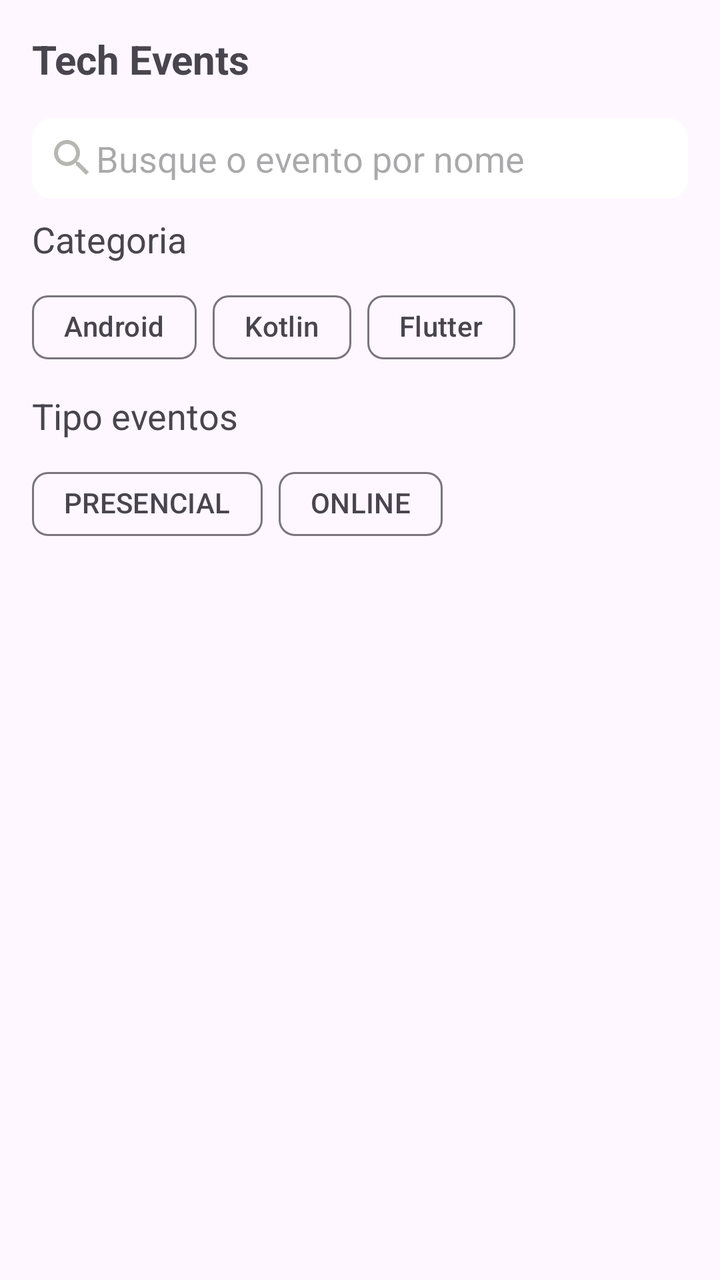
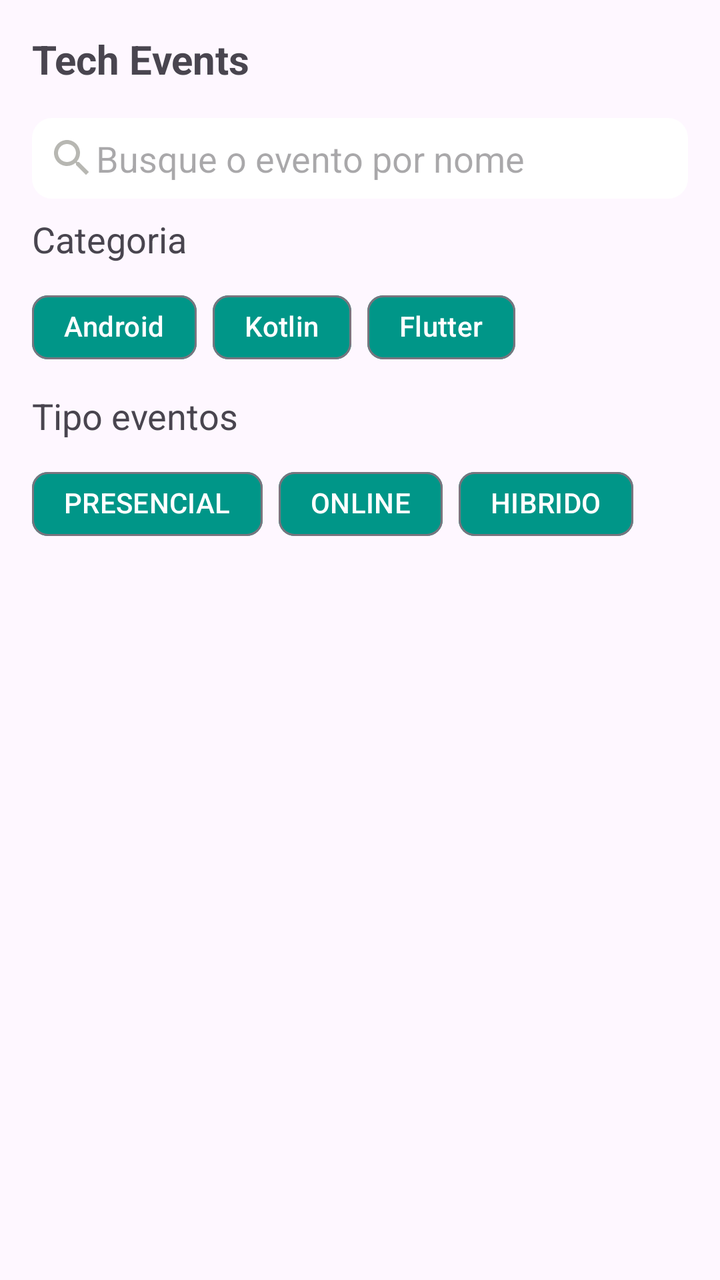

Two renders of the same Android screen: before a commit and after it. Below are the layout's source before the change and the commit's diff.
<!-- AndroidManifest.xml: application theme Theme.TechEvents -->
<!-- res/layout/activity_eventos.xml -->
<?xml version="1.0" encoding="utf-8"?>
<androidx.constraintlayout.widget.ConstraintLayout
    xmlns:android="http://schemas.android.com/apk/res/android"
    xmlns:app="http://schemas.android.com/apk/res-auto"
    xmlns:tools="http://schemas.android.com/tools"
    android:id="@+id/main"
    android:layout_width="match_parent"
    android:layout_height="match_parent"
    tools:context=".presentation.EventosActivity"
   >

    <TextView
        android:id="@+id/textView4"
        android:layout_width="wrap_content"
        android:layout_height="wrap_content"
        android:layout_marginStart="16dp"
        android:layout_marginTop="16dp"
        android:text="Tech Events"
        android:textSize="20sp"
        android:textStyle="bold"
        app:layout_constraintStart_toStartOf="parent"
        app:layout_constraintTop_toTopOf="parent" />

    <EditText
        android:id="@+id/editPesquisa"
        android:layout_width="0dp"
        android:layout_height="wrap_content"
        android:layout_marginStart="16dp"
        android:layout_marginTop="16dp"
        android:layout_marginEnd="16dp"
        android:ems="10"
        android:inputType="text"
        android:drawableStart="@drawable/ic_pesquisa"
        android:background="@drawable/fundo_edit_text"
        android:hint="Busque o evento por nome"
        android:padding="8dp"
        app:layout_constraintEnd_toEndOf="parent"
        app:layout_constraintStart_toStartOf="parent"
        app:layout_constraintTop_toBottomOf="@+id/textView4" />

    <TextView
        android:id="@+id/textView5"
        android:layout_width="wrap_content"
        android:layout_height="wrap_content"
        android:layout_marginStart="16dp"
        android:layout_marginTop="8dp"
        android:text="Categoria"
        android:textSize="18sp"
        app:layout_constraintStart_toStartOf="parent"
        app:layout_constraintTop_toBottomOf="@+id/editPesquisa" />

    <com.google.android.material.chip.ChipGroup
        android:id="@+id/chipGroupCategoria"
        android:layout_width="0dp"
        android:layout_height="wrap_content"
        android:layout_marginStart="16dp"
        android:layout_marginTop="8dp"
        android:layout_marginEnd="16dp"
        app:layout_constraintEnd_toEndOf="parent"
        app:layout_constraintStart_toStartOf="parent"
        app:layout_constraintTop_toBottomOf="@+id/textView5"
        app:singleSelection="true">

        <com.google.android.material.chip.Chip
            android:id="@+id/chipAndroid"
            style="@style/Widget.Material3.Chip.Filter"
            android:layout_width="wrap_content"
            android:layout_height="wrap_content"
            android:text="Android"
            app:checkedIconVisible="true" />

        <com.google.android.material.chip.Chip
            android:id="@+id/chipKotlin"
            style="@style/Widget.Material3.Chip.Filter"
            android:layout_width="wrap_content"
            android:layout_height="wrap_content"
            android:text="Kotlin" />

        <com.google.android.material.chip.Chip
            android:id="@+id/chipFlutter"
            style="@style/Widget.Material3.Chip.Filter"
            android:layout_width="wrap_content"
            android:layout_height="wrap_content"
            android:text="Flutter" />

    </com.google.android.material.chip.ChipGroup>

    <TextView
        android:id="@+id/textView6"
        android:layout_width="wrap_content"
        android:layout_height="wrap_content"
        android:layout_marginStart="16dp"
        android:layout_marginTop="8dp"
        android:text="Tipo eventos"
        android:textSize="18sp"
        app:layout_constraintStart_toStartOf="parent"
        app:layout_constraintTop_toBottomOf="@+id/chipGroupCategoria" />

    <com.google.android.material.chip.ChipGroup
        android:id="@+id/chipGroupTipoEvento"
        android:layout_width="0dp"
        android:layout_height="wrap_content"
        android:layout_marginStart="16dp"
        android:layout_marginTop="8dp"
        android:layout_marginEnd="16dp"
        app:layout_constraintEnd_toEndOf="parent"
        app:layout_constraintStart_toStartOf="parent"
        app:layout_constraintTop_toBottomOf="@+id/textView6"
        app:singleSelection="true">

        <com.google.android.material.chip.Chip
            android:id="@+id/chipPresencial"
            style="@style/Widget.Material3.Chip.Filter"
            android:layout_width="wrap_content"
            android:layout_height="wrap_content"
            android:text="PRESENCIAL"
            app:checkedIconVisible="true" />

        <com.google.android.material.chip.Chip
            android:id="@+id/chipOnline"
            style="@style/Widget.Material3.Chip.Filter"
            android:layout_width="wrap_content"
            android:layout_height="wrap_content"
            android:text="ONLINE" />



    </com.google.android.material.chip.ChipGroup>

    <androidx.recyclerview.widget.RecyclerView
        android:id="@+id/rvEventos"
        android:layout_width="0dp"
        android:layout_height="0dp"
        android:layout_marginStart="16dp"
        android:layout_marginEnd="16dp"
        android:layout_marginBottom="8dp"
        app:layout_constraintBottom_toBottomOf="parent"
        app:layout_constraintEnd_toEndOf="parent"
        app:layout_constraintStart_toStartOf="parent"
        app:layout_constraintTop_toBottomOf="@+id/chipGroupTipoEvento"
        tools:listitem="@layout/item_evento" />


</androidx.constraintlayout.widget.ConstraintLayout>
<!-- res/layout/item_evento.xml (included above) -->
<?xml version="1.0" encoding="utf-8"?>
<androidx.cardview.widget.CardView
    android:layout_width="match_parent"
    android:layout_height="wrap_content"
    xmlns:android="http://schemas.android.com/apk/res/android"
    xmlns:app="http://schemas.android.com/apk/res-auto"
    xmlns:tools="http://schemas.android.com/tools"
    android:layout_margin="8dp"
    app:cardCornerRadius="10dp"
    >

    <androidx.constraintlayout.widget.ConstraintLayout
        android:layout_width="match_parent"
        android:layout_height="match_parent"
        android:padding="10dp">

        <TextView
            android:id="@+id/tvCategoriaItem"
            android:layout_width="wrap_content"
            android:layout_height="wrap_content"
            android:layout_marginStart="16dp"
            android:layout_marginTop="16dp"
            android:text="Categoria"
            android:padding="8dp"
            android:textColor="@color/white"
            android:background="@drawable/fundo_tv_categoria"
            app:layout_constraintStart_toStartOf="parent"
            app:layout_constraintTop_toTopOf="parent" />

        <TextView
            android:id="@+id/tvTituloEventoItem"
            android:layout_width="0dp"
            android:layout_height="wrap_content"
            android:layout_marginStart="16dp"
            android:layout_marginTop="8dp"
            android:layout_marginEnd="16dp"
            android:text="Android Submit Summit 2026"
            android:textSize="20sp"
            android:textStyle="bold"
            app:layout_constraintEnd_toEndOf="parent"
            app:layout_constraintStart_toStartOf="parent"
            app:layout_constraintTop_toBottomOf="@+id/tvCategoriaItem" />

        <TextView
            android:id="@+id/tvDataEventoItem"
            android:layout_width="0dp"
            android:layout_height="wrap_content"
            android:layout_marginStart="16dp"
            android:layout_marginTop="8dp"
            android:text="15 de novembro de 2026"
            android:drawableLeft="@drawable/ic_calendar"
            app:layout_constraintStart_toStartOf="parent"
            app:layout_constraintTop_toBottomOf="@+id/tvTituloEventoItem" />

        <TextView
            android:id="@+id/tvHoraEventoItem"
            android:layout_width="wrap_content"
            android:layout_height="wrap_content"
            android:layout_marginStart="16dp"
            android:text="19:00"
            android:drawableLeft="@drawable/ic_clock"
            app:layout_constraintBottom_toBottomOf="@+id/tvDataEventoItem"
            app:layout_constraintStart_toEndOf="@+id/tvDataEventoItem"
            app:layout_constraintTop_toTopOf="@+id/tvDataEventoItem" />

        <TextView
            android:id="@+id/tvLocalEventoItem"
            android:layout_width="wrap_content"
            android:layout_height="wrap_content"
            android:layout_marginStart="16dp"
            android:layout_marginTop="8dp"
            android:text="Centro de Convenções Fiesp"
            android:drawableLeft="@drawable/ic_location"
            app:layout_constraintStart_toStartOf="parent"
            app:layout_constraintTop_toBottomOf="@+id/tvDataEventoItem" />

        <TextView
            android:id="@+id/tvCidadeEventoItem"
            android:layout_width="wrap_content"
            android:layout_height="wrap_content"
            android:layout_marginStart="16dp"
            android:layout_marginTop="8dp"
            android:text="São Paulo"
            app:layout_constraintStart_toStartOf="parent"
            app:layout_constraintTop_toBottomOf="@+id/tvLocalEventoItem" />

        <TextView
            android:id="@+id/tvEstadoEventoItem"
            android:layout_width="wrap_content"
            android:layout_height="wrap_content"
            android:layout_marginStart="16dp"
            android:text="sp"
            app:layout_constraintBottom_toBottomOf="@+id/tvCidadeEventoItem"
            app:layout_constraintStart_toEndOf="@+id/tvCidadeEventoItem"
            app:layout_constraintTop_toTopOf="@+id/tvCidadeEventoItem" />

        <View
            android:id="@+id/divider"
            android:layout_width="0dp"
            android:layout_height="1dp"
            android:layout_marginStart="16dp"
            android:layout_marginTop="8dp"
            android:layout_marginEnd="16dp"
            android:background="?android:attr/listDivider"
            app:layout_constraintEnd_toEndOf="parent"
            app:layout_constraintStart_toStartOf="parent"
            app:layout_constraintTop_toBottomOf="@+id/tvCidadeEventoItem" />

        <TextView
            android:id="@+id/tvPrecoEventoItem"
            android:layout_width="wrap_content"
            android:layout_height="wrap_content"
            android:layout_marginStart="16dp"
            android:layout_marginTop="8dp"
            android:text="Grátis"
            android:textColor="@color/verde"
            app:layout_constraintStart_toStartOf="parent"
            app:layout_constraintTop_toBottomOf="@+id/divider" />

        <TextView
            android:id="@+id/tvTipoEventoItem"
            android:layout_width="wrap_content"
            android:layout_height="wrap_content"
            android:layout_marginTop="8dp"
            android:layout_marginEnd="16dp"
            android:text="Presencial"
            app:layout_constraintEnd_toEndOf="parent"
            app:layout_constraintTop_toBottomOf="@+id/divider" />
    </androidx.constraintlayout.widget.ConstraintLayout>

</androidx.cardview.widget.CardView>
<!-- resources referenced by this layout -->
<resources>
  <color name="verde">#009688</color>
  <color name="white">#FFFFFFFF</color>
  <!-- drawable fundo_edit_text (drawable) -->
  <?xml version="1.0" encoding="utf-8"?>
  <shape xmlns:android="http://schemas.android.com/apk/res/android"
      android:shape="rectangle">
  
      <solid android:color="@color/white" />
      <corners android:radius="10dp" />
  
  </shape>
  <!-- drawable fundo_tv_categoria (drawable) -->
  <?xml version="1.0" encoding="utf-8"?>
  <shape xmlns:android="http://schemas.android.com/apk/res/android"
      android:shape="rectangle">
  
      <solid android:color="@color/verde" />
      <corners android:radius="14dp" />
  
  </shape>
  <!-- drawable ic_calendar (drawable) -->
  <vector xmlns:android="http://schemas.android.com/apk/res/android" android:height="24dp" android:tint="#509CE0" android:viewportHeight="24" android:viewportWidth="24" android:width="24dp">
        
      <path android:fillColor="@android:color/white" android:pathData="M19,4h-1V2h-2v2H8V2H6v2H5C3.89,4 3.01,4.9 3.01,6L3,20c0,1.1 0.89,2 2,2h14c1.1,0 2,-0.9 2,-2V6C21,4.9 20.1,4 19,4zM19,20H5V10h14V20zM9,14H7v-2h2V14zM13,14h-2v-2h2V14zM17,14h-2v-2h2V14zM9,18H7v-2h2V18zM13,18h-2v-2h2V18zM17,18h-2v-2h2V18z"/>
      
  </vector>
  <!-- drawable ic_location (drawable) -->
  <vector xmlns:android="http://schemas.android.com/apk/res/android" android:height="24dp" android:tint="#787880" android:viewportHeight="24" android:viewportWidth="24" android:width="24dp">
        
      <path android:fillColor="@android:color/white" android:pathData="M12,2C8.13,2 5,5.13 5,9c0,5.25 7,13 7,13s7,-7.75 7,-13c0,-3.87 -3.13,-7 -7,-7zM12,11.5c-1.38,0 -2.5,-1.12 -2.5,-2.5s1.12,-2.5 2.5,-2.5 2.5,1.12 2.5,2.5 -1.12,2.5 -2.5,2.5z"/>
      
  </vector>
  <!-- drawable ic_pesquisa (drawable) -->
  <vector xmlns:android="http://schemas.android.com/apk/res/android" android:height="24dp" android:tint="#B7B7B2" android:viewportHeight="24" android:viewportWidth="24" android:width="24dp">
        
      <path android:fillColor="@android:color/white" android:pathData="M15.5,14h-0.79l-0.28,-0.27C15.41,12.59 16,11.11 16,9.5 16,5.91 13.09,3 9.5,3S3,5.91 3,9.5 5.91,16 9.5,16c1.61,0 3.09,-0.59 4.23,-1.57l0.27,0.28v0.79l5,4.99L20.49,19l-4.99,-5zM9.5,14C7.01,14 5,11.99 5,9.5S7.01,5 9.5,5 14,7.01 14,9.5 11.99,14 9.5,14z"/>
      
  </vector>
  <style name="Theme.TechEvents" parent="Base.Theme.TechEvents" />
  <style name="Base.Theme.TechEvents" parent="Theme.Material3.DayNight.NoActionBar">
          
          
      </style>
  <!-- unchanged entries left out for length: 1 -->
</resources>

<!-- the commit's change to res/layout/activity_eventos.xml (unified diff, before → after) -->
@@ -6,7 +6,7 @@
     android:id="@+id/main"
     android:layout_width="match_parent"
     android:layout_height="match_parent"
-    tools:context=".presentation.EventosActivity"
+    tools:context=".presentation.view.EventosActivity"
    >
 
     <TextView
@@ -34,6 +34,7 @@
         android:background="@drawable/fundo_edit_text"
         android:hint="Busque o evento por nome"
         android:padding="8dp"
+        android:imeOptions="actionSearch"
         app:layout_constraintEnd_toEndOf="parent"
         app:layout_constraintStart_toStartOf="parent"
         app:layout_constraintTop_toBottomOf="@+id/textView4" />
@@ -67,6 +68,8 @@
             android:layout_width="wrap_content"
             android:layout_height="wrap_content"
             android:text="Android"
+            android:textColor="@color/white"
+            app:chipBackgroundColor="@drawable/fundo_chip"
             app:checkedIconVisible="true" />
 
         <com.google.android.material.chip.Chip
@@ -74,6 +77,8 @@
             style="@style/Widget.Material3.Chip.Filter"
             android:layout_width="wrap_content"
             android:layout_height="wrap_content"
+            android:textColor="@color/white"
+            app:chipBackgroundColor="@drawable/fundo_chip"
             android:text="Kotlin" />
 
         <com.google.android.material.chip.Chip
@@ -81,6 +86,8 @@
             style="@style/Widget.Material3.Chip.Filter"
             android:layout_width="wrap_content"
             android:layout_height="wrap_content"
+            android:textColor="@color/white"
+            app:chipBackgroundColor="@drawable/fundo_chip"
             android:text="Flutter" />
 
     </com.google.android.material.chip.ChipGroup>
@@ -106,7 +113,7 @@
         app:layout_constraintEnd_toEndOf="parent"
         app:layout_constraintStart_toStartOf="parent"
         app:layout_constraintTop_toBottomOf="@+id/textView6"
-        app:singleSelection="true">
+        app:singleSelection="false">
 
         <com.google.android.material.chip.Chip
             android:id="@+id/chipPresencial"
@@ -114,6 +121,8 @@
             android:layout_width="wrap_content"
             android:layout_height="wrap_content"
             android:text="PRESENCIAL"
+            android:textColor="@color/white"
+            app:chipBackgroundColor="@drawable/fundo_chip"
             app:checkedIconVisible="true" />
 
         <com.google.android.material.chip.Chip
@@ -121,7 +130,18 @@
             style="@style/Widget.Material3.Chip.Filter"
             android:layout_width="wrap_content"
             android:layout_height="wrap_content"
+            android:textColor="@color/white"
+            app:chipBackgroundColor="@drawable/fundo_chip"
             android:text="ONLINE" />
+
+        <com.google.android.material.chip.Chip
+            android:id="@+id/chipHibrido"
+            style="@style/Widget.Material3.Chip.Filter"
+            android:layout_width="wrap_content"
+            android:layout_height="wrap_content"
+            android:textColor="@color/white"
+            app:chipBackgroundColor="@drawable/fundo_chip"
+            android:text="HIBRIDO" />
 
 
 
@@ -139,6 +159,48 @@
         app:layout_constraintStart_toStartOf="parent"
         app:layout_constraintTop_toBottomOf="@+id/chipGroupTipoEvento"
         tools:listitem="@layout/item_evento" />
+
+    <ProgressBar
+        android:id="@+id/progressBarCircula"
+        style="?android:attr/progressBarStyle"
+        android:layout_width="wrap_content"
+        android:layout_height="wrap_content"
+        android:layout_marginBottom="16dp"
+        android:visibility="gone"
+        app:layout_constraintBottom_toBottomOf="parent"
+        app:layout_constraintEnd_toEndOf="parent"
+        app:layout_constraintStart_toStartOf="parent" />
+
+    <LinearLayout
+        android:id="@+id/containerTelaError"
+        android:layout_width="0dp"
+        android:layout_height="0dp"
+        android:layout_marginStart="16dp"
+        android:layout_marginTop="16dp"
+        android:layout_marginEnd="16dp"
+        android:layout_marginBottom="16dp"
+        android:orientation="vertical"
+        android:gravity="center"
+        android:visibility="gone"
+        app:layout_constraintBottom_toBottomOf="@+id/rvEventos"
+        app:layout_constraintEnd_toEndOf="parent"
+        app:layout_constraintStart_toStartOf="parent"
+        app:layout_constraintTop_toBottomOf="@+id/chipGroupTipoEvento">
+
+        <ImageView
+            android:layout_width="50dp"
+            android:layout_height="50dp"
+            android:src="@drawable/ic_error" />
+
+        <TextView
+            android:layout_width="match_parent"
+            android:layout_height="wrap_content"
+            android:text="Nenhum evento encontrado. \n Por favor, tente novamente mais tarde."
+            android:gravity="center"
+            android:textSize="18sp"/>
+
+
+    </LinearLayout>
 
 
 </androidx.constraintlayout.widget.ConstraintLayout>
@@ -168,7 +230,7 @@
             android:text="Categoria"
             android:padding="8dp"
             android:textColor="@color/white"
-            android:background="@drawable/fundo_tv_categoria"
+            android:background="@drawable/fundo_tv_categoria_android"
             app:layout_constraintStart_toStartOf="parent"
             app:layout_constraintTop_toTopOf="parent" />
 
<!-- resource entries referenced after the edit -->
@@ -2,6 +2,17 @@
 <resources>
   <color name="verde">#009688</color>
   <color name="white">#FFFFFFFF</color>
+  <!-- drawable fundo_chip (drawable) -->
+  <?xml version="1.0" encoding="utf-8"?>
+  <selector xmlns:android="http://schemas.android.com/apk/res/android">
+  
+      <item android:state_checked="true"
+           android:color="@color/laranja" />
+  
+      <item android:color="@color/verde"  />
+  
+  
+  </selector>
   <!-- drawable fundo_edit_text (drawable) -->
   <?xml version="1.0" encoding="utf-8"?>
   <shape xmlns:android="http://schemas.android.com/apk/res/android"
@@ -11,7 +22,7 @@
       <corners android:radius="10dp" />
   
   </shape>
-  <!-- drawable fundo_tv_categoria (drawable) -->
+  <!-- drawable fundo_tv_categoria_android (drawable) -->
   <?xml version="1.0" encoding="utf-8"?>
   <shape xmlns:android="http://schemas.android.com/apk/res/android"
       android:shape="rectangle">
@@ -24,6 +35,12 @@
   <vector xmlns:android="http://schemas.android.com/apk/res/android" android:height="24dp" android:tint="#509CE0" android:viewportHeight="24" android:viewportWidth="24" android:width="24dp">
         
       <path android:fillColor="@android:color/white" android:pathData="M19,4h-1V2h-2v2H8V2H6v2H5C3.89,4 3.01,4.9 3.01,6L3,20c0,1.1 0.89,2 2,2h14c1.1,0 2,-0.9 2,-2V6C21,4.9 20.1,4 19,4zM19,20H5V10h14V20zM9,14H7v-2h2V14zM13,14h-2v-2h2V14zM17,14h-2v-2h2V14zM9,18H7v-2h2V18zM13,18h-2v-2h2V18zM17,18h-2v-2h2V18z"/>
+      
+  </vector>
+  <!-- drawable ic_error (drawable) -->
+  <vector xmlns:android="http://schemas.android.com/apk/res/android" android:height="24dp" android:tint="#565652" android:viewportHeight="24" android:viewportWidth="24" android:width="24dp">
+        
+      <path android:fillColor="@android:color/white" android:pathData="M12,7c-3.31,0 -6,2.69 -6,6c0,1.66 0.68,3.15 1.76,4.24l1.42,-1.42C8.45,15.1 8,14.11 8,13c0,-2.21 1.79,-4 4,-4s4,1.79 4,4c0,1.11 -0.45,2.1 -1.18,2.82l1.42,1.42C17.32,16.15 18,14.66 18,13C18,9.69 15.31,7 12,7zM12,3C6.48,3 2,7.48 2,13c0,2.76 1.12,5.26 2.93,7.07l1.42,-1.42C4.9,17.21 4,15.21 4,13c0,-4.42 3.58,-8 8,-8c2.53,0 4.78,1.17 6.24,3h2.42C18.93,5.01 15.7,3 12,3zM12,11c-1.1,0 -2,0.9 -2,2c0,0.55 0.23,1.05 0.59,1.41C10.95,14.77 11.45,15 12,15s1.05,-0.23 1.41,-0.59C13.77,14.05 14,13.55 14,13C14,11.9 13.1,11 12,11zM20,10h2v6h-2V10zM20,18h2v2h-2V18z"/>
       
   </vector>
   <!-- drawable ic_location (drawable) -->
@@ -39,6 +56,7 @@
       
   </vector>
   <style name="Theme.TechEvents" parent="Base.Theme.TechEvents" />
+  <color name="laranja">#FFC107</color>
   <style name="Base.Theme.TechEvents" parent="Theme.Material3.DayNight.NoActionBar">
           
           
